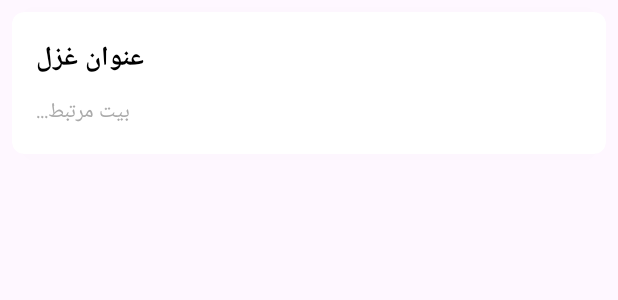
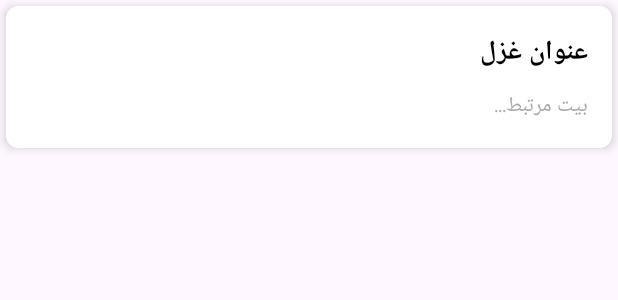
Before and after one commit to farhadjam-dev/Persian.Literature, an Android app: the layout item_search_result.xml on its own in the app's theme, with its tools: preview values and no code run, on a phone screen of 412 x 824 dp. Shown: the top 300 px of the screen. Run offline under Robolectric (Android 15) with nearby library versions, the light colour scheme and no system bars.

```diff
--- a/app/src/main/java/search/SearchResultsActivity.java
+++ b/app/src/main/java/search/SearchResultsActivity.java
@@ -24,7 +24,10 @@ public class SearchResultsActivity extends AppCompatActivity {
         // تنظیم Toolbar
         Toolbar toolbar = findViewById(R.id.toolbar);
         setSupportActionBar(toolbar);
-        getSupportActionBar().setDisplayHomeAsUpEnabled(true);
+        if (getSupportActionBar() != null) {
+            getSupportActionBar().setDisplayHomeAsUpEnabled(false); // حذف دکمه Back
+            getSupportActionBar().setDisplayShowTitleEnabled(false); // حذف عنوان پیش‌فرض
+        }
 
         recyclerView = findViewById(R.id.search_results_recycler_view);
         recyclerView.setLayoutManager(new LinearLayoutManager(this));
--- a/app/src/main/res/layout/item_ghazal.xml
+++ b/app/src/main/res/layout/item_ghazal.xml
@@ -4,7 +4,7 @@
     xmlns:app="http://schemas.android.com/apk/res-auto"
     android:layout_width="match_parent"
     android:layout_height="wrap_content"
-    android:layout_margin="8dp"
+    android:layout_margin="4dp"
     app:cardCornerRadius="8dp"
     app:cardElevation="4dp">
 
--- a/app/src/main/res/layout/item_search_result.xml
+++ b/app/src/main/res/layout/item_search_result.xml
@@ -5,7 +5,7 @@
     android:id="@+id/card_view"
     android:layout_width="match_parent"
     android:layout_height="wrap_content"
-    android:layout_margin="8dp"
+    android:layout_margin="4dp"
     app:cardCornerRadius="8dp"
     app:cardElevation="4dp">
 
@@ -23,7 +23,10 @@
             android:text="عنوان غزل"
             android:textSize="18sp"
             android:textStyle="bold"
-            android:textColor="@android:color/black"/>
+            android:textColor="@android:color/black"
+            android:layout_gravity="end"
+        android:gravity="right"
+        android:textAlignment="gravity" />
 
         <!-- بیت مرتبط -->
         <TextView
@@ -33,6 +36,9 @@
             android:text="بیت مرتبط..."
             android:textSize="14sp"
             android:textColor="@android:color/darker_gray"
-            android:paddingTop="8dp"/>
+            android:paddingTop="8dp"
+            android:layout_gravity="end"
+        android:gravity="right"
+        android:textAlignment="gravity" />
     </LinearLayout>
 </androidx.cardview.widget.CardView>
```
Also changed, not shown: app/src/main/java/search/SearchResultAdapter.java (+16 -1 lines), app/src/main/res/layout/activity_search_results.xml (+16 -5 lines).
